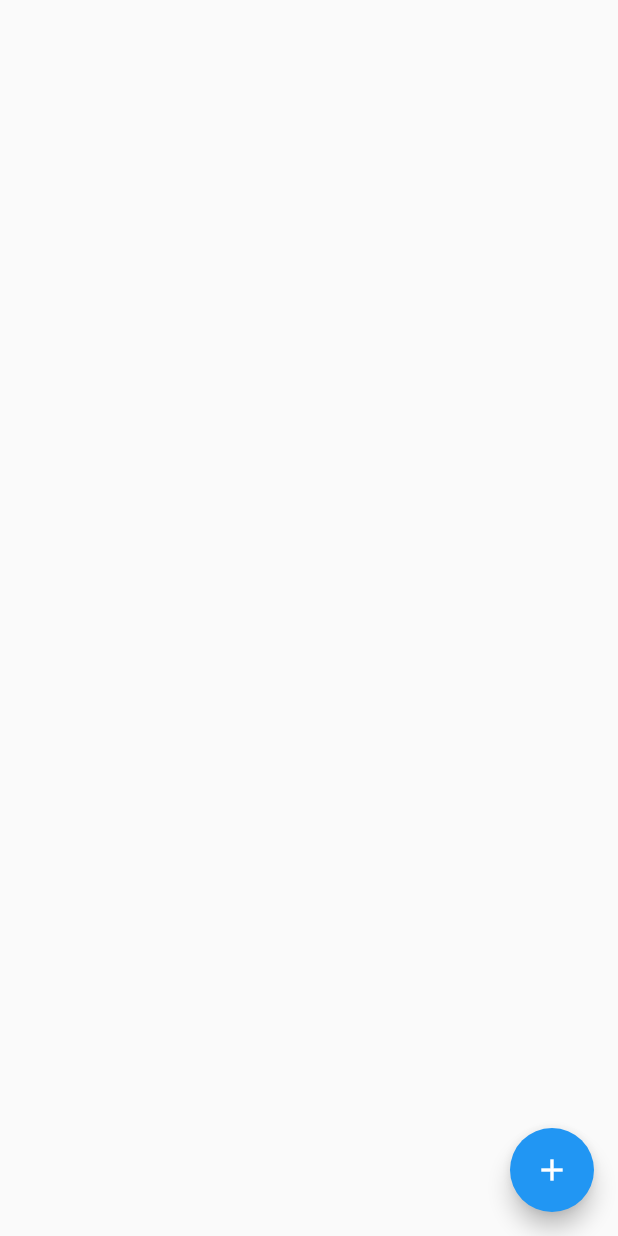
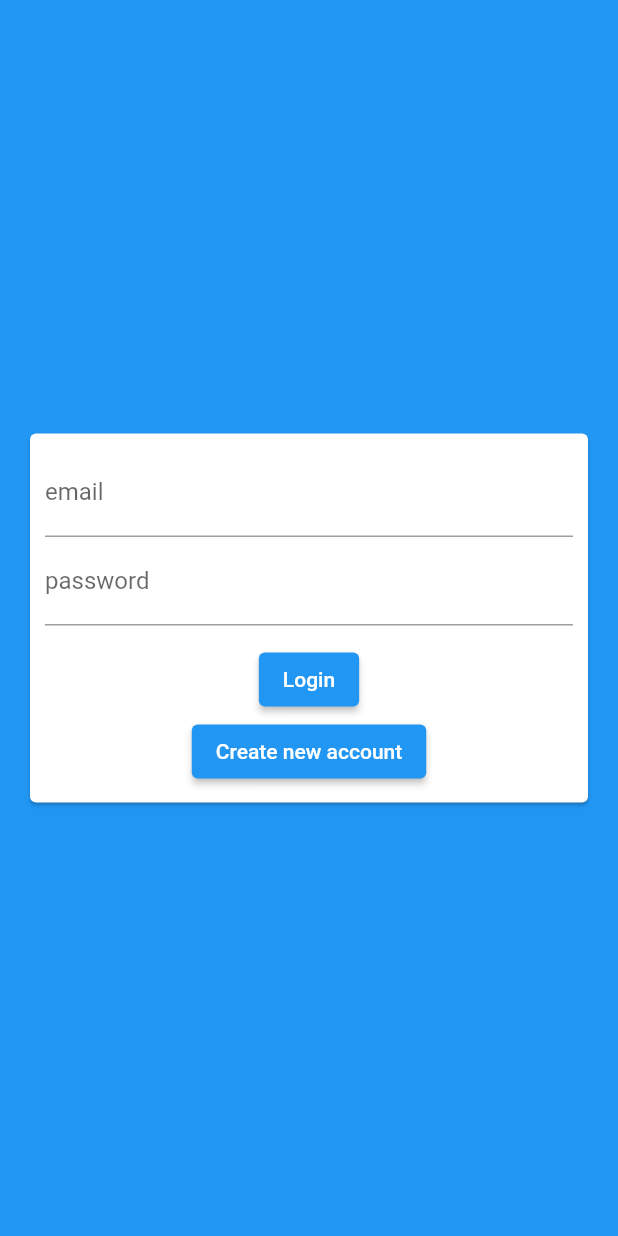
Before and after one commit to shreya-bit/chat_app, a Flutter app: the screen it shows after launch, on a phone screen of 412 x 824 dp. Run offline on Flutter 3.47's test engine with Material 2 defaults, Android fonts, the phone set to English and light mode, and no system bars; our stand-ins replace cloud_firestore, firebase_auth, firebase_core; accounts and stored records are empty.

```diff
--- a/lib/main.dart
+++ b/lib/main.dart
@@ -1,11 +1,16 @@
 import 'package:flutter/material.dart';
+import 'package:shrey_chat/screens/auth_screen.dart';
 import 'package:shrey_chat/screens/chat_screen.dart';
 import 'package:firebase_core/firebase_core.dart';
+import 'package:firebase_auth/firebase_auth.dart';
 import 'package:cloud_firestore/cloud_firestore.dart';
-void main()  {
+void main() async {
+  WidgetsFlutterBinding.ensureInitialized();
+  await Firebase.initializeApp(
+    //options: FirebaseOptions.,
+  );
   runApp(MyApp());
 }
-
 class MyApp extends StatelessWidget {
   const MyApp({super.key});
 
@@ -13,11 +18,17 @@ class MyApp extends StatelessWidget {
   @override
   Widget build(BuildContext context) {
     return MaterialApp(
+      debugShowCheckedModeBanner: false,
       title: 'Shrey Chat',
       theme: ThemeData(
         primarySwatch: Colors.blue,
       ),
-      home: ChatScreen(),
+      home: StreamBuilder(stream: FirebaseAuth.instance.authStateChanges(), builder:(ctx,userSnapshot){
+        if(userSnapshot.hasData){
+           return ChatScreen();
+        }
+        return AuthScreen();
+      }),
     );
   }
 }
--- a/lib/screens/auth_screen.dart
+++ b/lib/screens/auth_screen.dart
@@ -0,0 +1,60 @@
+import 'dart:io';
+import 'package:cloud_firestore/cloud_firestore.dart';
+import 'package:flutter/material.dart';
+import 'package:flutter/services.dart';
+import 'package:shrey_chat/widgets/auth/auth_form.dart';
+import 'package:firebase_auth/firebase_auth.dart';
+class AuthScreen extends StatefulWidget {
+  //const AuthScreen({Key? key}) : super(key: key);
+  @override
+  State<AuthScreen> createState() => _AuthScreenState();
+}
+
+class _AuthScreenState extends State<AuthScreen> {
+  final _auth= FirebaseAuth.instance;
+  void _submitAuthForm(
+      String email,
+      String password,
+      String username,
+      bool isLogin,
+      BuildContext ctx)
+        async {
+            UserCredential authResult;
+
+           try{
+             if(isLogin){
+               authResult=await _auth.signInWithEmailAndPassword(email: email, password: password);
+             }
+             else{
+               authResult= await _auth.createUserWithEmailAndPassword(email: email, password: password);
+
+               await FirebaseFirestore.instance.collection('users').doc(authResult.user?.uid).set({
+                 'username':username,
+                 'email':email
+               });
+
+             }
+           } on PlatformException catch (error){
+             String? message="An error occurred, please check your credentials";
+
+             if(error.message!=null){
+               message=error.message;
+             }
+
+             ScaffoldMessenger.of(ctx).showSnackBar(
+                  SnackBar(content: Text(message!),
+                  backgroundColor: Theme.of(context).errorColor,)
+             );
+
+           } catch (err){
+             print(err);
+           }
+          }
+
+  @override
+  Widget build(BuildContext context) {
+    return Scaffold(
+        backgroundColor: Theme.of(context).primaryColor,
+        body: AuthForm(_submitAuthForm));
+  }
+}
--- a/lib/screens/chat_screen.dart
+++ b/lib/screens/chat_screen.dart
@@ -1,32 +1,46 @@
-
-
 import 'package:cloud_firestore/cloud_firestore.dart';
+import 'package:firebase_auth/firebase_auth.dart';
 import 'package:flutter/material.dart';
-//import 'package:cloud_firestore/cloud_firestore.dart';
+import 'package:shrey_chat/widgets/chat/messages.dart';
+import 'package:shrey_chat/widgets/chat/new_msg.dart';
 class ChatScreen extends StatelessWidget {
   const ChatScreen({Key? key}) : super(key: key);
 
   @override
   Widget build(BuildContext context) {
     return Scaffold(
-      body:StreamBuilder<QuerySnapshot>(
-          stream: Firestore.instance.collection('chats/TVZ2brPUZ4BlKL1KstJx/messages/')
-          .snapshots(),
-          builder: (context, streamSnapshot){
-            return ListView.builder(
-              itemBuilder:(context, index)=>
-              Container(
-                padding:const EdgeInsets.all(10),
-                child: const Text("works"),
-              ),
-              itemCount: streamSnapshot.data?.documents.length, );},),
+      appBar: AppBar(title: Text('ShreyChat'),
+      actions: [
+        DropdownButton(icon: Icon(Icons.more_vert,
+        color: Theme.of(context).primaryIconTheme.color,),
+        items:[
+          DropdownMenuItem(child: Container(
+            child: Row(
+              children: <Widget>[
+                Icon(Icons.exit_to_app),
+                SizedBox(width: 8,),
+                Text('Logout'),
+              ],
+            )
+          ),
+          value:'logout'),
+        ],
+        onChanged: (itemIdentifier){
+          if(itemIdentifier=='logout'){
+            FirebaseAuth.instance.signOut();
+          }
+        },
+        )
+      ],),
 
-      floatingActionButton:FloatingActionButton(
-        child: const Icon(Icons.add),
-        onPressed: (){
-
-
-        },
+      body:Container(
+       // height: MediaQuery.of(context).size.height-300,
+        child:Column(
+          children: const <Widget>[
+            Expanded(child: Messages(),),
+            Expanded(child: NewMessage())
+          ],
+        )
       ) ,
     );
   }
--- /dev/null
+++ b/lib/widgets/auth/auth_form.dart
@@ -0,0 +1,109 @@
+import 'package:flutter/material.dart';
+class AuthForm extends StatefulWidget {
+  //const AuthForm(void Function(String email, String password, String username, bool isLogin, BuildContext ctx) submitAuthForm, {Key? key,required this.submitFn}) : super(key: key);
+
+  final void Function(
+      String email,
+      String password,
+      String userName,
+      bool isLogin,
+      BuildContext ctx)
+  submitFn;
+
+  const AuthForm(this.submitFn);
+
+  @override
+  State<AuthForm> createState() => _AuthFormState();
+}
+
+class _AuthFormState extends State<AuthForm> {
+  final _formKey= GlobalKey<FormState>();
+  var _isLogin= true;
+  var _userEmail='';
+  var _userName='';
+  var _userPassword='';
+
+
+  void _trySubmit(){
+    final isValid = _formKey.currentState!.validate();
+    FocusScope.of(context).unfocus();
+
+    if(isValid){
+      _formKey.currentState?.save();
+       widget.submitFn(
+         _userEmail,  _userPassword, _userName,  _isLogin, context
+       );
+      //TODO use these values to send our auth request
+    }
+  }
+
+  @override
+  Widget build(BuildContext context) {
+    return Center(
+        child: Card(
+            margin: EdgeInsets.all(20),
+            child: SingleChildScrollView(
+                child: Padding(
+                  padding: EdgeInsets.all(10),
+                  child: Form(
+                    key: _formKey,
+                    child:Column(
+                    mainAxisSize:MainAxisSize.min,
+                    children: <Widget>[
+                      TextFormField(
+                        key: ValueKey('email'),
+                        validator: (value){
+                          if(value!.isEmpty || !value.contains('@')){
+                            return 'Please enter a valid email address';
+                          }
+                          return null;
+                        },
+                        keyboardType: TextInputType.emailAddress,
+                        decoration: InputDecoration(labelText: 'email'),
+                        onSaved: (value){
+                          _userEmail= value!;
+                        },
+                      ),
+                      if(!_isLogin)
+                      TextFormField(
+                        key: ValueKey('username'),
+                        validator: (value){
+                          if(value!.isEmpty || value.length< 4){
+                            return 'username should be atleast 5 letters';
+                          }
+                          return null;
+                        },
+                        keyboardType: TextInputType.text,
+                        decoration: InputDecoration(labelText: 'username'
+                      ),
+                        onSaved: (value){
+                          _userName= value!;
+                        },),
+                      TextFormField(
+                        key: ValueKey('password'),
+                        validator: (value){
+                          if(value!.isEmpty || value.length< 7){
+                            return 'Password must be greater than 7 characters';
+                          }
+                          return null;
+                        },
+                       keyboardType: TextInputType.text,
+                      decoration: InputDecoration(labelText: 'password'),
+                        obscureText: true,
+                        onSaved: (value){
+                          _userPassword = value!;
+                        },
+                      ),
+                      SizedBox(height: 12,),
+                      ElevatedButton(onPressed:_trySubmit, child: Text(_isLogin? 'Login': 'Sign Up')),
+                      ElevatedButton(onPressed: (){
+                        setState(() {
+                          _isLogin =!_isLogin;
+                        });
+                      }, child: Text(_isLogin ? 'Create new account' : 'I already have an account'))
+
+                    ],
+                  ) ,
+                )))));
+  }
+}
```
Also changed, not shown: lib/widgets/chat/messages.dart (added, +24 -0 lines), lib/widgets/chat/new_msg.dart (added, +42 -0 lines), pubspec.yaml (+8 -5 lines), pubspec.lock, 1 other file.
